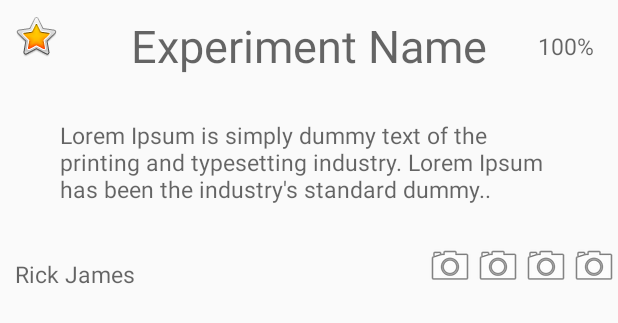
After one commit to ShayRubach/CitiSci, an Android app: the layout experiment_row.xml on its own in the app's theme, with its tools: preview values and no code run, on a phone screen of 412 x 824 dp. The commit adds this screen. Shown: the top 323 px of the screen. Run offline under Robolectric (Android 15) with nearby library versions, the phone set to English and light mode, and no system bars.

Commit message:
introduced a experiment_row layout to be used in future RecyclerView

```diff
--- /dev/null
+++ b/app/src/main/res/layout/experiment_row.xml
@@ -0,0 +1,112 @@
+<?xml version="1.0" encoding="utf-8"?>
+<androidx.constraintlayout.widget.ConstraintLayout xmlns:android="http://schemas.android.com/apk/res/android"
+    xmlns:app="http://schemas.android.com/apk/res-auto"
+    xmlns:tools="http://schemas.android.com/tools"
+    android:orientation="vertical"
+    android:layout_width="match_parent"
+    android:layout_height="match_parent">
+
+    <TextView
+        android:id="@+id/allExp_expName"
+        android:layout_width="match_parent"
+        android:layout_height="193dp"
+        android:hint="@string/experiment_name"
+        android:paddingTop="10dp"
+        android:textAlignment="center"
+        android:textColor="#000000"
+        android:textSize="30sp"
+        app:layout_constraintTop_toTopOf="parent"
+        tools:layout_editor_absoluteX="0dp" />
+
+    <TextView
+        android:id="@+id/expProgress"
+        android:layout_width="wrap_content"
+        android:layout_height="wrap_content"
+        android:layout_marginTop="20dp"
+        android:layout_marginEnd="16dp"
+        android:hint="@string/exp_percentage_completed"
+
+        android:textAlignment="center"
+        android:textSize="15sp"
+        app:layout_constraintEnd_toEndOf="parent"
+        app:layout_constraintTop_toTopOf="parent" />
+
+    <TextView
+        android:id="@+id/previewExpDescription"
+        android:layout_width="wrap_content"
+        android:layout_height="74dp"
+        android:layout_marginStart="8dp"
+        android:layout_marginTop="8dp"
+        android:hint="@string/lorem_ipsum_exp_description"
+        android:paddingStart="40sp"
+        android:paddingEnd="40sp"
+        android:textAlignment="textStart"
+        android:textColor="#000000"
+        android:textSize="15sp"
+        app:layout_constraintBottom_toBottomOf="@+id/allExp_expName"
+        app:layout_constraintEnd_toEndOf="@+id/allExp_expName"
+        app:layout_constraintHorizontal_bias="1.0"
+        app:layout_constraintStart_toStartOf="parent"
+        app:layout_constraintTop_toTopOf="@+id/allExp_expName"
+        app:layout_constraintVertical_bias="0.639" />
+
+    <TextView
+        android:id="@+id/previewResearcherName"
+        android:layout_width="wrap_content"
+        android:layout_height="wrap_content"
+        android:layout_marginTop="8dp"
+        android:hint="@string/exp_researcher"
+        android:paddingStart="10sp"
+        android:paddingEnd="10sp"
+        android:textAlignment="textStart"
+        android:textColor="#000000"
+        android:textSize="15sp"
+        app:layout_constraintBottom_toBottomOf="@+id/allExp_expName"
+        app:layout_constraintStart_toStartOf="parent"
+        app:layout_constraintTop_toTopOf="parent"
+        app:layout_constraintVertical_bias="1.0" />
+
+    <ImageView
+        android:id="@+id/expType"
+        android:layout_width="wrap_content"
+        android:layout_height="wrap_content"
+        android:layout_marginStart="8dp"
+        android:layout_marginTop="8dp"
+        app:layout_constraintStart_toStartOf="parent"
+        app:layout_constraintTop_toTopOf="parent"
+        app:srcCompat="@android:drawable/btn_star_big_on" />
+
+    <ImageView
+        android:id="@+id/allExp_sensorType1"
+        android:layout_width="wrap_content"
+        android:layout_height="wrap_content"
+        app:layout_constraintBottom_toBottomOf="@+id/allExp_expName"
+        app:layout_constraintEnd_toEndOf="parent"
+        app:srcCompat="@android:drawable/ic_menu_camera" />
+
+    <ImageView
+        android:id="@+id/allExp_sensorType2"
+        android:layout_width="wrap_content"
+        android:layout_height="wrap_content"
+        app:layout_constraintBottom_toBottomOf="@+id/allExp_expName"
+        app:layout_constraintEnd_toStartOf="@+id/allExp_sensorType1"
+        app:srcCompat="@android:drawable/ic_menu_camera" />
+
+    <ImageView
+        android:id="@+id/sensorType3"
+        android:layout_width="wrap_content"
+        android:layout_height="wrap_content"
+        app:layout_constraintBottom_toBottomOf="@+id/allExp_expName"
+        app:layout_constraintEnd_toStartOf="@+id/allExp_sensorType2"
+        app:srcCompat="@android:drawable/ic_menu_camera" />
+
+    <ImageView
+        android:id="@+id/sensorType4"
+        android:layout_width="wrap_content"
+        android:layout_height="wrap_content"
+        android:layout_marginEnd="32dp"
+        app:layout_constraintBottom_toBottomOf="@+id/allExp_expName"
+        app:layout_constraintEnd_toStartOf="@+id/allExp_sensorType2"
+        app:srcCompat="@android:drawable/ic_menu_camera" />
+
+</androidx.constraintlayout.widget.ConstraintLayout>
--- a/app/src/main/res/values/strings.xml
+++ b/app/src/main/res/values/strings.xml
@@ -4,5 +4,11 @@
     <string name="title_dashboard">Dashboard</string>
     <string name="title_notifications">Notifications</string>
     <string name="fileprovider_path">com.ezaf.www.citisci.fileprovider</string>
+    <string name="experiment_name">Experiment Name</string>
+    <string name="exp_percentage_completed">100%</string>
+    <string name="participants_count">Participants: 0/0</string>
+    <string name="samples_acquired">Samples Acquired: 0/0</string>
+    <string name="lorem_ipsum_exp_description">"Lorem Ipsum is simply dummy text of the printing and typesetting industry. Lorem Ipsum has been the industry\'s standard dummy.." </string>
+    <string name="exp_researcher">Rick James</string>
 
 </resources>
```
